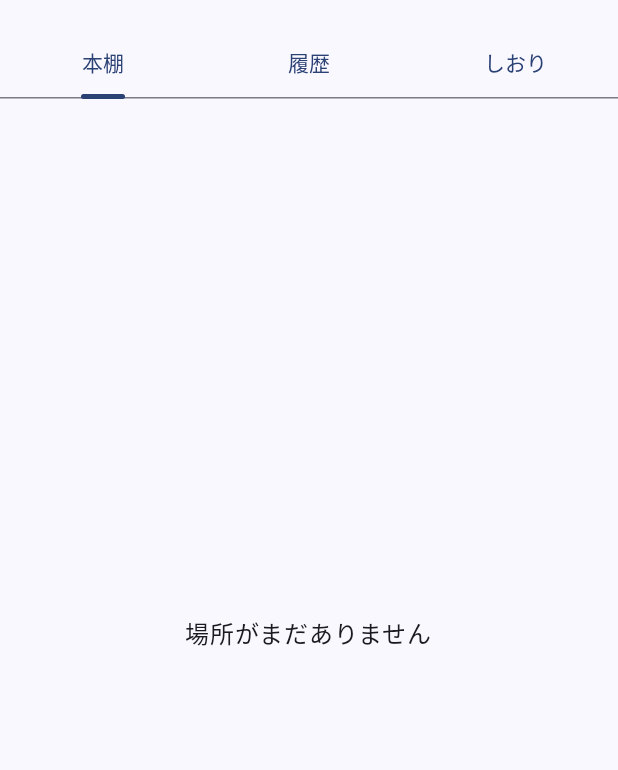
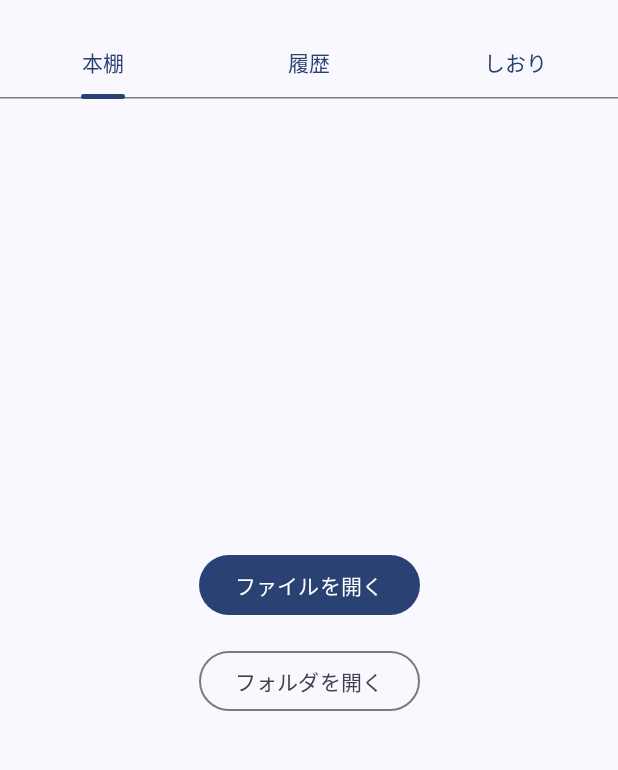
Before and after one commit to yuu-biz/hirari, an Android app built with Jetpack Compose: the composable HomeScreen shown on its own in the app's theme, on a phone screen of 412 x 824 dp, the part 69-839 px from its top. Run offline under Robolectric (Android 15) with nearby library versions, the phone set to English and light mode, and no system bars; 2 statements that could not run were skipped.

Commit message:
Open a ZIP or an image folder from the home shelf

```diff
--- a/feature/library/src/main/kotlin/io/github/yuubiz/hirari/feature/library/HomeScreen.kt
+++ b/feature/library/src/main/kotlin/io/github/yuubiz/hirari/feature/library/HomeScreen.kt
@@ -1,11 +1,14 @@
 package io.github.yuubiz.hirari.feature.library
 
 import androidx.annotation.StringRes
+import androidx.compose.foundation.layout.Arrangement
 import androidx.compose.foundation.layout.Box
 import androidx.compose.foundation.layout.Column
 import androidx.compose.foundation.layout.fillMaxSize
 import androidx.compose.foundation.layout.padding
+import androidx.compose.material3.Button
 import androidx.compose.material3.ExperimentalMaterial3Api
+import androidx.compose.material3.OutlinedButton
 import androidx.compose.material3.PrimaryTabRow
 import androidx.compose.material3.Scaffold
 import androidx.compose.material3.Tab
@@ -19,6 +22,7 @@ import androidx.compose.runtime.setValue
 import androidx.compose.ui.Alignment
 import androidx.compose.ui.Modifier
 import androidx.compose.ui.res.stringResource
+import androidx.compose.ui.unit.dp
 
 enum class HomeTab(@StringRes val label: Int, @StringRes val empty: Int) {
     Shelf(R.string.home_tab_shelf, R.string.home_empty_shelf),
@@ -28,7 +32,11 @@ enum class HomeTab(@StringRes val label: Int, @StringRes val empty: Int) {
 
 @OptIn(ExperimentalMaterial3Api::class)
 @Composable
-fun HomeScreen(actions: @Composable () -> Unit = {}) {
+/**
+ * [onOpenFile] picks a ZIP or CBZ document and [onOpenFolder] a folder of images. Until locations arrive in M2,
+ * the shelf holds these two instead of its list.
+ */
+fun HomeScreen(onOpenFile: () -> Unit = {}, onOpenFolder: () -> Unit = {}, actions: @Composable () -> Unit = {}) {
     var selected by rememberSaveable { mutableStateOf(HomeTab.Shelf) }
     Scaffold(
         topBar = {
@@ -48,8 +56,19 @@ fun HomeScreen(actions: @Composable () -> Unit = {}) {
                     )
                 }
             }
-            Box(Modifier.fillMaxSize(), contentAlignment = Alignment.Center) {
-                Text(stringResource(selected.empty))
+            if (selected == HomeTab.Shelf) {
+                Column(
+                    Modifier.fillMaxSize().padding(24.dp),
+                    verticalArrangement = Arrangement.spacedBy(16.dp, Alignment.CenterVertically),
+                    horizontalAlignment = Alignment.CenterHorizontally,
+                ) {
+                    Button(onClick = onOpenFile) { Text(stringResource(R.string.home_open_file)) }
+                    OutlinedButton(onClick = onOpenFolder) { Text(stringResource(R.string.home_open_folder)) }
+                }
+            } else {
+                Box(Modifier.fillMaxSize(), contentAlignment = Alignment.Center) {
+                    Text(stringResource(selected.empty))
+                }
             }
         }
     }
--- a/feature/library/src/main/res/values/strings.xml
+++ b/feature/library/src/main/res/values/strings.xml
@@ -7,4 +7,6 @@
     <string name="home_empty_shelf">場所がまだありません</string>
     <string name="home_empty_history">履歴はまだありません</string>
     <string name="home_empty_bookmarks">しおりはまだありません</string>
+    <string name="home_open_file">ファイルを開く</string>
+    <string name="home_open_folder">フォルダを開く</string>
 </resources>
```
